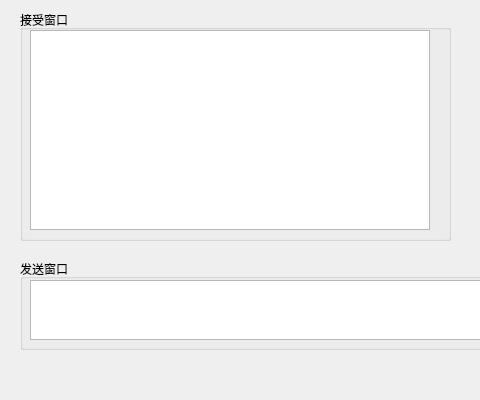
The window that Demo/Client/MainWindow.ui (DoubleQ0726/Daily-Demo) describes before a commit, drawn with Qt 5; both pictures show x 0 to 480 and y 0 to 400 of the 700 by 400 pixel window.
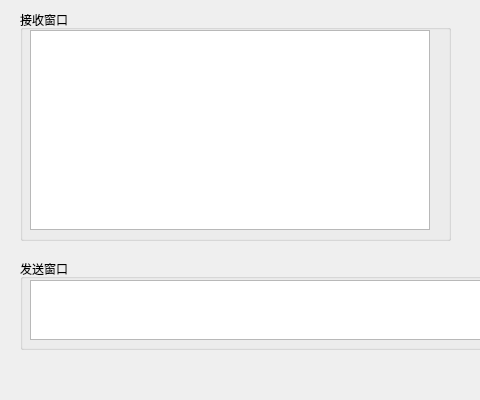
The same window after the commit.

Diff of the .ui file:
```diff
--- a/Demo/Client/MainWindow.ui
+++ b/Demo/Client/MainWindow.ui
@@ -59,7 +59,7 @@
     </rect>
    </property>
    <property name="title">
-    <string>接受窗口</string>
+    <string>接收窗口</string>
    </property>
   </widget>
   <widget class="QTextEdit" name="textEdit_com">
```
